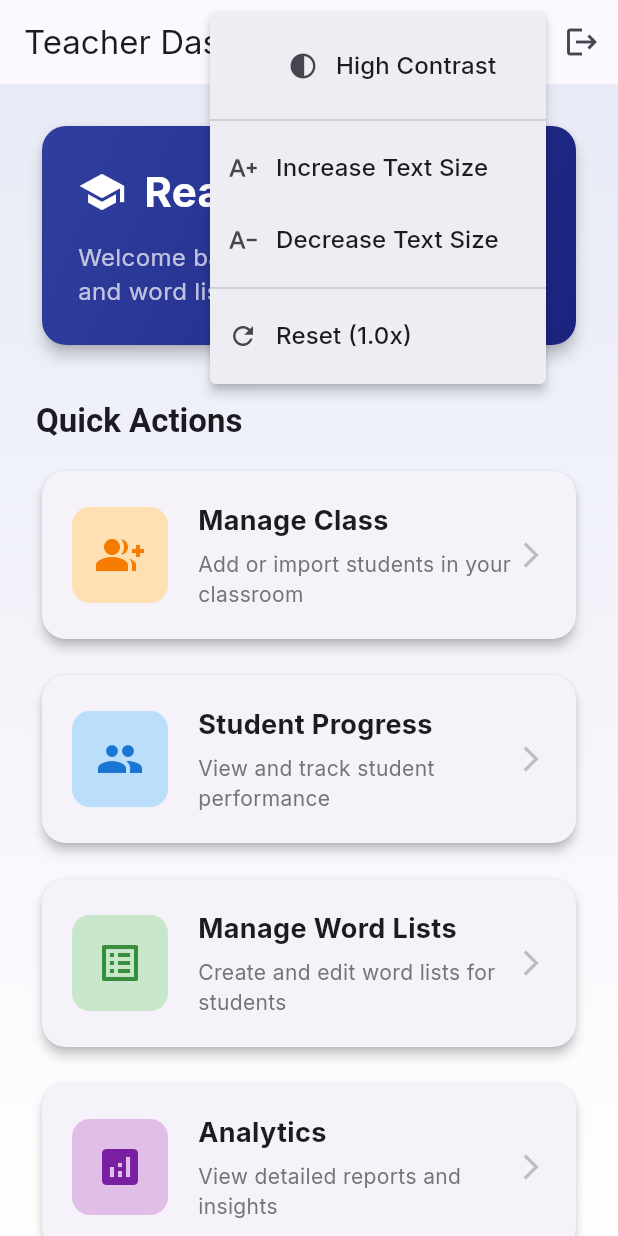
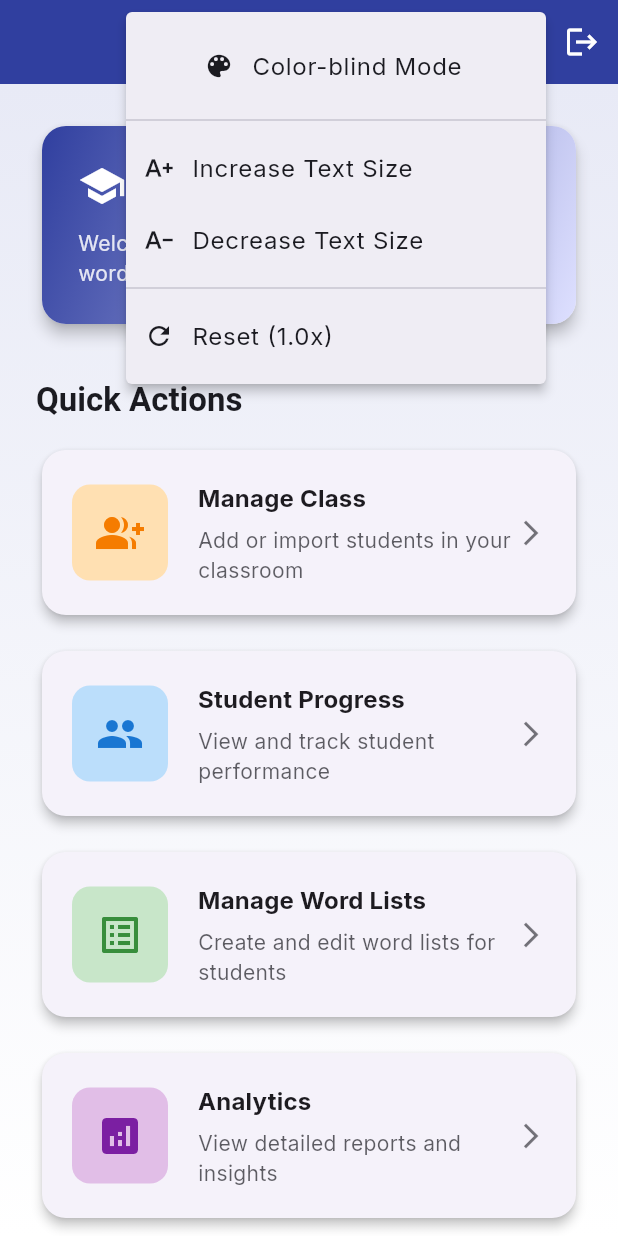
Before and after one commit to Jaredburne47/4150ReadRight, a Flutter app: the TeacherDashboardScreen screen opened directly, after a tap on the "accessibility new" icon, on a phone screen of 412 x 824 dp. Run offline on Flutter 3.47's test engine with Material 3 defaults, Android fonts, the phone set to English and light mode, and no system bars; our stand-ins replace audioplayers, cloud_firestore, csv, firebase_auth, firebase_core, flutter_dotenv and 6 more; missing offline and left inert: file_selector, flutter_sound, record; accounts and stored records are empty.

Commit message:
Worked to try and fix accessability settings but reverted to just having a colorblind mode.

```diff
--- a/readright_app/lib/screens/teacher_dashboard_screen.dart
+++ b/readright_app/lib/screens/teacher_dashboard_screen.dart
@@ -64,8 +64,13 @@ class TeacherDashboardScreen extends StatelessWidget {
                     width: double.infinity,
                     padding: const EdgeInsets.all(24),
                     decoration: BoxDecoration(
+                      // Use theme colors so high-contrast and color-blind modes affect header
                       gradient: LinearGradient(
-                        colors: [Colors.indigo.shade700, Colors.indigo.shade900],
+                        colors: [
+                          Theme.of(context).colorScheme.primary,
+                          // prefer primaryContainer if available for a nice two-tone effect
+                          Theme.of(context).colorScheme.primaryContainer,
+                        ],
                         begin: Alignment.topLeft,
                         end: Alignment.bottomRight,
                       ),
@@ -75,25 +80,23 @@ class TeacherDashboardScreen extends StatelessWidget {
                       crossAxisAlignment: CrossAxisAlignment.start,
                       children: [
                         Row(
-                          children: const [
-                            Icon(Icons.school, color: Colors.white, size: 32),
-                            SizedBox(width: 12),
+                          children: [
+                            Icon(Icons.school, color: Theme.of(context).colorScheme.onPrimary, size: 32),
+                            const SizedBox(width: 12),
                             Text(
                               'ReadRight',
-                              style: TextStyle(
-                                color: Colors.white,
-                                fontSize: 28,
+                              style: Theme.of(context).textTheme.displayLarge?.copyWith(
+                                color: Theme.of(context).colorScheme.onPrimary,
                                 fontWeight: FontWeight.bold,
                               ),
                             ),
                           ],
                         ),
                         const SizedBox(height: 12),
-                        const Text(
+                        Text(
                           'Welcome back! Manage your students and word lists.',
-                          style: TextStyle(
-                            color: Colors.white70,
-                            fontSize: 16,
+                          style: Theme.of(context).textTheme.bodyMedium?.copyWith(
+                            color: Theme.of(context).colorScheme.onPrimary.withOpacity(0.85),
                           ),
                         ),
                       ],
@@ -209,22 +212,19 @@ class TeacherDashboardScreen extends StatelessWidget {
                       crossAxisAlignment: CrossAxisAlignment.start,
                       children: [
                         Row(
-                          children: const [
-                            Icon(Icons.info_outline, color: Colors.indigo),
-                            SizedBox(width: 8),
+                          children: [
+                            Icon(Icons.info_outline, color: Theme.of(context).colorScheme.primary),
+                            const SizedBox(width: 8),
                             Text(
                               'About ReadRight',
-                              style: TextStyle(
-                                fontSize: 18,
-                                fontWeight: FontWeight.bold,
-                              ),
+                              style: Theme.of(context).textTheme.titleLarge?.copyWith(fontWeight: FontWeight.bold),
                             ),
                           ],
                         ),
                         const SizedBox(height: 12),
-                        const Text(
+                        Text(
                           'ReadRight helps students practice reading words aloud with real-time feedback and pronunciation assessment.',
-                          style: TextStyle(fontSize: 14, height: 1.5),
+                          style: Theme.of(context).textTheme.bodySmall?.copyWith(height: 1.5),
                         ),
                       ],
                     ),
@@ -278,24 +278,18 @@ class TeacherDashboardScreen extends StatelessWidget {
                   children: [
                     Text(
                       title,
-                      style: const TextStyle(
-                        fontSize: 18,
-                        fontWeight: FontWeight.bold,
-                      ),
+                      style: Theme.of(context).textTheme.titleMedium?.copyWith(fontWeight: FontWeight.bold),
                     ),
                     const SizedBox(height: 6),
                     Text(
                       description,
-                      style: TextStyle(
-                        fontSize: 14,
-                        color: Colors.grey.shade600,
-                      ),
+                      style: Theme.of(context).textTheme.bodyMedium?.copyWith(color: Theme.of(context).colorScheme.onSurface.withOpacity(0.7)),
                     ),
                   ],
                 ),
               ),
               Icon(Icons.arrow_forward_ios,
-                  color: Colors.grey.shade400, size: 20),
+                  color: Theme.of(context).colorScheme.onSurface.withOpacity(0.6), size: 20),
             ],
           ),
         ),
--- a/readright_app/lib/services/accessibility_service.dart
+++ b/readright_app/lib/services/accessibility_service.dart
@@ -1,11 +1,11 @@
 import 'package:flutter/material.dart';
 
 class AccessibilityService extends ChangeNotifier {
-  bool highContrast = false;
+  bool colorBlind = false; // color-blind mode flag
   double textScale = 1.0; // 1.0..2.0 for better accessibility
 
-  void toggleContrast() {
-    highContrast = !highContrast;
+  void toggleColorBlind() {
+    colorBlind = !colorBlind;
     notifyListeners();
   }
 
@@ -32,14 +32,12 @@ class AccessibilityService extends ChangeNotifier {
   // Preset for young students (larger by default)
   void setStudentPreset() {
     textScale = 1.2;
-    highContrast = false;
     notifyListeners();
   }
 
   // Preset for teachers (standard)
   void setTeacherPreset() {
     textScale = 1.0;
-    highContrast = false;
     notifyListeners();
   }
 }
--- a/readright_app/lib/widgets/accessibility_button.dart
+++ b/readright_app/lib/widgets/accessibility_button.dart
@@ -11,30 +11,82 @@ class AccessibilityButton extends StatelessWidget {
   @override
   Widget build(BuildContext context) {
     final acc = context.watch<AccessibilityService>();
+    final theme = Theme.of(context);
+    final TextStyle itemTextStyle = theme.textTheme.bodyLarge ?? const TextStyle(fontSize: 16);
+    final Color iconReadableColor = theme.colorScheme.onSurface;
 
+    // For students we keep the larger icon and a compact popup (existing behavior)
+    if (isStudentMode) {
+      return PopupMenuButton<int>(
+        tooltip: 'Accessibility Options',
+        icon: Icon(
+          Icons.accessibility_new,
+          size: 32,
+          color: Colors.orange.shade700,
+        ),
+        onSelected: (value) {
+        },
+        itemBuilder: (ctx) => [
+          // Student menu: text size controls only
+          PopupMenuItem(
+            value: 2,
+            child: Row(
+              children: [
+                const Icon(Icons.text_increase, size: 20),
+                const SizedBox(width: 12),
+                Text('Increase Text Size', style: itemTextStyle),
+              ],
+            ),
+          ),
+          PopupMenuItem(
+            value: 3,
+            child: Row(
+              children: [
+                const Icon(Icons.text_decrease, size: 20),
+                const SizedBox(width: 12),
+                Text('Decrease Text Size', style: itemTextStyle),
+              ],
+            ),
+          ),
+          const PopupMenuDivider(),
+          PopupMenuItem(
+            value: 4,
+            child: Row(
+              children: [
+                const Icon(Icons.refresh, size: 20),
+                const SizedBox(width: 12),
+                Text('Reset (' + acc.textScale.toStringAsFixed(1) + 'x)', style: itemTextStyle),
+              ],
+            ),
+          ),
+        ],
+      );
+    }
+
+    // Teacher mode: keep a dropdown menu. High-contrast option removed (UI only per request).
     return PopupMenuButton<int>(
       tooltip: 'Accessibility Options',
       icon: Icon(
         Icons.accessibility_new,
-        size: isStudentMode ? 32 : 24,
-        color: isStudentMode ? Colors.orange.shade700 : null,
+        size: 24,
+        color: iconReadableColor,
       ),
+      // Color-blind mode gives a gentle background to the popup; otherwise default
+      color: acc.colorBlind ? Colors.blue.shade50 : null,
       onSelected: (value) {
         final svc = context.read<AccessibilityService>();
-        if (value == 1) svc.toggleContrast();
-        if (value == 2) svc.increaseText();
-        if (value == 3) svc.decreaseText();
-        if (value == 4) svc.resetTextScale();
+        if (value == 5) svc.toggleColorBlind();
+        // Intentionally do nothing for text-size selections to preserve hard-coded sizes.
       },
       itemBuilder: (ctx) => [
         CheckedPopupMenuItem(
-          value: 1,
-          checked: acc.highContrast,
+          value: 5,
+          checked: acc.colorBlind,
           child: Row(
-            children: const [
-              Icon(Icons.contrast, size: 20),
-              SizedBox(width: 12),
-              Text('High Contrast', style: TextStyle(fontSize: 16)),
+            children: [
+              Icon(Icons.color_lens, size: 20, color: iconReadableColor),
+              const SizedBox(width: 12),
+              Text('Color-blind Mode', style: itemTextStyle.copyWith(color: iconReadableColor)),
             ],
           ),
         ),
@@ -42,20 +94,20 @@ class AccessibilityButton extends StatelessWidget {
         PopupMenuItem(
           value: 2,
           child: Row(
-            children: const [
-              Icon(Icons.text_increase, size: 20),
-              SizedBox(width: 12),
-              Text('Increase Text Size', style: TextStyle(fontSize: 16)),
+            children: [
+              Icon(Icons.text_increase, size: 20, color: iconReadableColor),
+              const SizedBox(width: 12),
+              Text('Increase Text Size', style: itemTextStyle.copyWith(color: iconReadableColor)),
             ],
           ),
         ),
         PopupMenuItem(
           value: 3,
           child: Row(
-            children: const [
-              Icon(Icons.text_decrease, size: 20),
-              SizedBox(width: 12),
-              Text('Decrease Text Size', style: TextStyle(fontSize: 16)),
+            children: [
+              Icon(Icons.text_decrease, size: 20, color: iconReadableColor),
+              const SizedBox(width: 12),
+              Text('Decrease Text Size', style: itemTextStyle.copyWith(color: iconReadableColor)),
             ],
           ),
         ),
@@ -64,12 +116,9 @@ class AccessibilityButton extends StatelessWidget {
           value: 4,
           child: Row(
             children: [
-              const Icon(Icons.refresh, size: 20),
+              Icon(Icons.refresh, size: 20, color: iconReadableColor),
               const SizedBox(width: 12),
-              Text(
-                'Reset (${acc.textScale.toStringAsFixed(1)}x)',
-                style: const TextStyle(fontSize: 16),
-              ),
+              Text('Reset (${acc.textScale.toStringAsFixed(1)}x)', style: itemTextStyle.copyWith(color: iconReadableColor)),
             ],
           ),
         ),
```
Also changed, not shown: readright_app/lib/main.dart (+33 -19 lines), readright_app/pubspec.lock, 8 other files.
